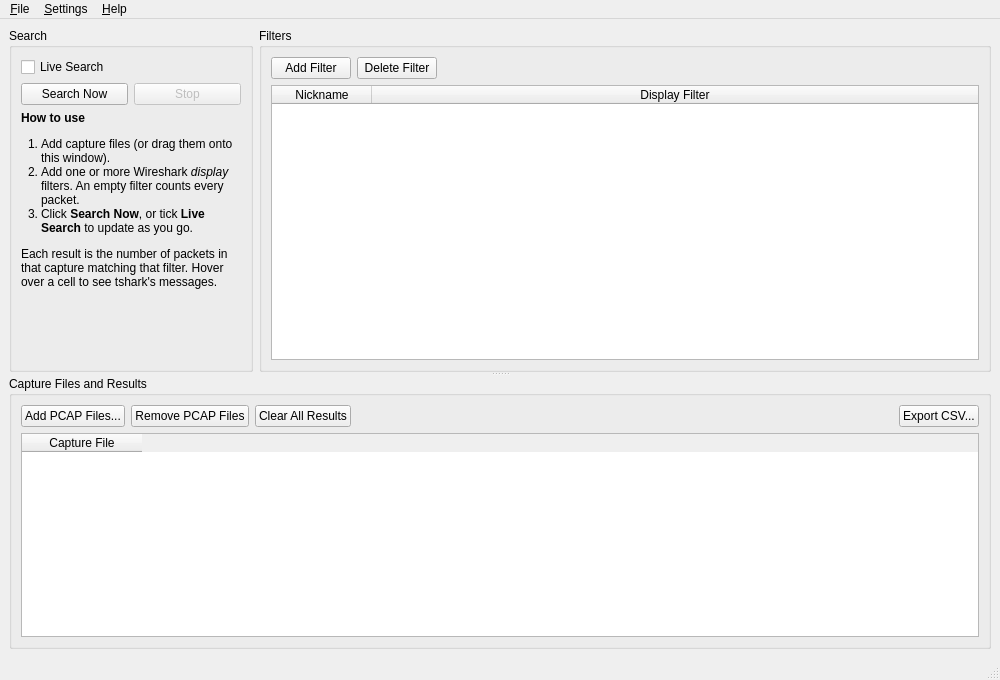
Before: the Qt Designer form src/mainwindow.ui in sbrown7792/MultiPCAPSearch, drawn with Qt 5.
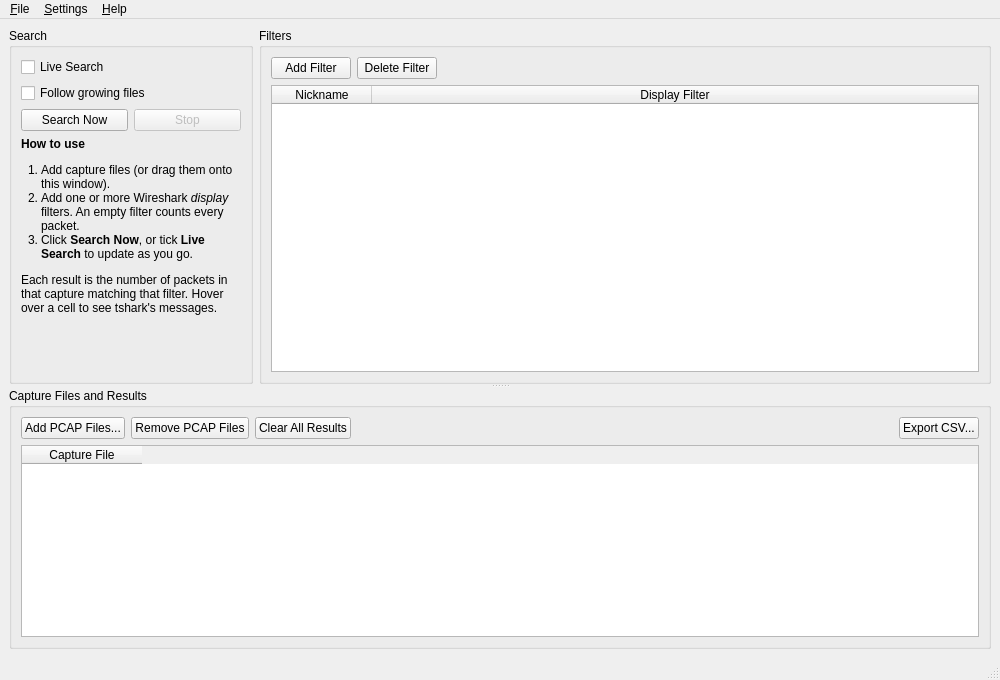
After: the same form once the commit is applied.

Commit message: Follow growing capture files and update counts live

Patch:
```diff
--- a/src/mainwindow.ui
+++ b/src/mainwindow.ui
@@ -62,6 +62,16 @@
              </property>
             </widget>
            </item>
+           <item>
+            <widget class="QCheckBox" name="followFiles">
+             <property name="toolTip">
+              <string>Keep counting as capture files grow, e.g. while Wireshark, dumpcap or tcpdump is still writing them. Runs tshark continuously in the background.</string>
+             </property>
+             <property name="text">
+              <string>Follow growing files</string>
+             </property>
+            </widget>
+           </item>
            <item>
             <layout class="QHBoxLayout" name="searchButtons">
              <item>
```
The commit also changes 10 other files.
